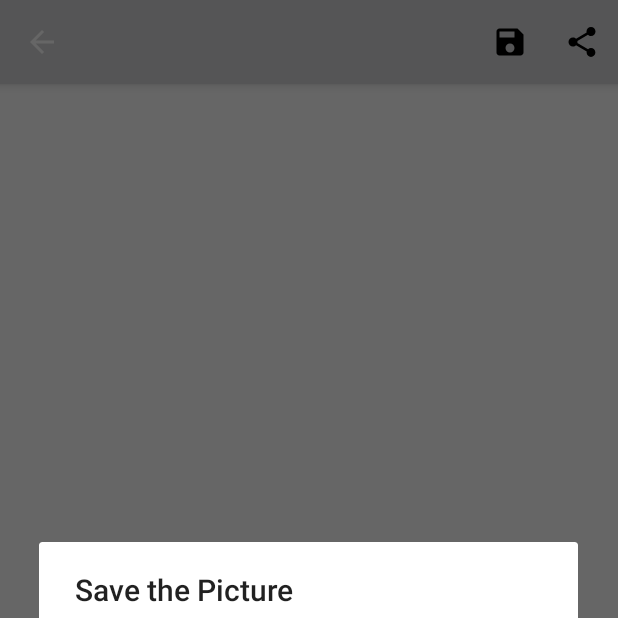
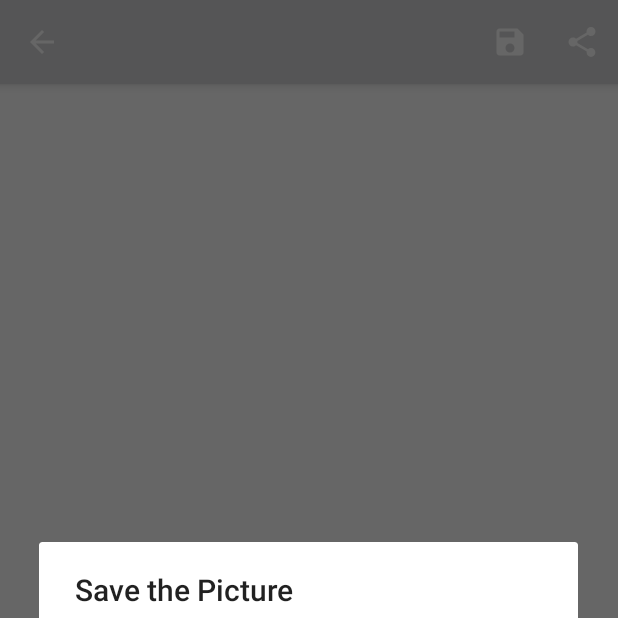
Before and after one commit to benikalonga/DogApiKotlin, an Android app: the DogDetailFragment screen opened through its navigation route, after a tap on "Save", on a phone screen of 412 x 824 dp, the top half of it. Run offline under Robolectric (Android 15) with nearby library versions, the phone set to English and light mode, and no system bars; our stand-ins replace data binding, navigation-ui; plain views replace PhotoView; pictures from the network do not load; 1 statement that could not run was skipped.

Commit message:
Second Commit

```diff
--- a/app/src/main/AndroidManifest.xml
+++ b/app/src/main/AndroidManifest.xml
@@ -32,11 +32,11 @@
             android:exported="true"
             android:screenOrientation="portrait"
             android:theme="@style/Theme.BeniDogApp.NoActionBar">
-            <!--<intent-filter>
+            <intent-filter>
                 <action android:name="android.intent.action.MAIN" />
 
                 <category android:name="android.intent.category.LAUNCHER" />
-            </intent-filter>-->
+            </intent-filter>
         </activity>
     </application>
 
--- a/app/src/main/java/beni/thedelta/benidogapp/breed/BreedFragment.kt
+++ b/app/src/main/java/beni/thedelta/benidogapp/breed/BreedFragment.kt
@@ -1,6 +1,7 @@
 package beni.thedelta.benidogapp.breed
 
 import android.os.Bundle
+import android.util.Log
 import android.view.LayoutInflater
 import android.view.View
 import android.view.ViewGroup
@@ -9,6 +10,7 @@ import androidx.core.os.bundleOf
 import androidx.fragment.app.Fragment
 import androidx.lifecycle.ViewModelProvider
 import androidx.navigation.fragment.findNavController
+import androidx.recyclerview.widget.RecyclerView
 import androidx.recyclerview.widget.StaggeredGridLayoutManager
 import beni.thedelta.benidogapp.R
 import beni.thedelta.benidogapp.databinding.FragmentBreedBinding
@@ -22,6 +24,7 @@ class BreedFragment : Fragment() {
     private lateinit var viewModel: BreedViewModel
     private lateinit var binding: FragmentBreedBinding
     private lateinit var adapter: BreedAdapter
+    private lateinit var breeds: List<Breed>
 
     override fun onCreateView(
         inflater: LayoutInflater,
@@ -48,7 +51,10 @@ class BreedFragment : Fragment() {
         adapter = BreedAdapter(layoutInflater) {
             //On Item Clicked
             //Start Breed Fragment After One Second
-            findNavController().navigate(R.id.action_to_DogFragment, bundleOf(Breed::class.java.simpleName to it.designation, "list" to it.list))
+            findNavController().navigate(
+                R.id.action_to_DogFragment,
+                bundleOf(Breed::class.java.simpleName to it.designation, "list" to it.list)
+            )
         }
         initViews()
 
@@ -94,4 +100,5 @@ class BreedFragment : Fragment() {
             StaggeredGridLayoutManager(2, StaggeredGridLayoutManager.VERTICAL)
         binding.recyclerBreeds.adapter = adapter
     }
+
 }
--- a/app/src/main/java/beni/thedelta/benidogapp/dogdetail/DogDetailViewModel.kt
+++ b/app/src/main/java/beni/thedelta/benidogapp/dogdetail/DogDetailViewModel.kt
@@ -30,7 +30,7 @@ class DogDetailViewModel : ViewModel() {
 
     fun savePhoto(context : Context, url: String, function: (Boolean) -> Unit) {
         getBitmap(context, url){
-            Utils.saveImage(it, url.substring(url.lastIndexOf("/")), function)
+            Utils.saveImage(it, url.substring(url.lastIndexOf("/")+1), function)
         }
     }
 
--- a/app/src/main/res/drawable/ic_save.xml
+++ b/app/src/main/res/drawable/ic_save.xml
@@ -1,5 +1,10 @@
-<vector android:height="24dp" android:tint="#000000"
-    android:viewportHeight="24" android:viewportWidth="24"
-    android:width="24dp" xmlns:android="http://schemas.android.com/apk/res/android">
-    <path android:fillColor="@android:color/white" android:pathData="M17,3L5,3c-1.11,0 -2,0.9 -2,2v14c0,1.1 0.89,2 2,2h14c1.1,0 2,-0.9 2,-2L21,7l-4,-4zM12,19c-1.66,0 -3,-1.34 -3,-3s1.34,-3 3,-3 3,1.34 3,3 -1.34,3 -3,3zM15,9L5,9L5,5h10v4z"/>
+<vector xmlns:android="http://schemas.android.com/apk/res/android"
+    android:width="24dp"
+    android:height="24dp"
+    android:tint="#ffffff"
+    android:viewportWidth="24"
+    android:viewportHeight="24">
+    <path
+        android:fillColor="@android:color/white"
+        android:pathData="M17,3L5,3c-1.11,0 -2,0.9 -2,2v14c0,1.1 0.89,2 2,2h14c1.1,0 2,-0.9 2,-2L21,7l-4,-4zM12,19c-1.66,0 -3,-1.34 -3,-3s1.34,-3 3,-3 3,1.34 3,3 -1.34,3 -3,3zM15,9L5,9L5,5h10v4z" />
 </vector>
--- a/app/src/main/res/drawable/ic_share.xml
+++ b/app/src/main/res/drawable/ic_share.xml
@@ -1,5 +1,10 @@
-<vector android:height="24dp" android:tint="#000000"
-    android:viewportHeight="24" android:viewportWidth="24"
-    android:width="24dp" xmlns:android="http://schemas.android.com/apk/res/android">
-    <path android:fillColor="@android:color/white" android:pathData="M18,16.08c-0.76,0 -1.44,0.3 -1.96,0.77L8.91,12.7c0.05,-0.23 0.09,-0.46 0.09,-0.7s-0.04,-0.47 -0.09,-0.7l7.05,-4.11c0.54,0.5 1.25,0.81 2.04,0.81 1.66,0 3,-1.34 3,-3s-1.34,-3 -3,-3 -3,1.34 -3,3c0,0.24 0.04,0.47 0.09,0.7L8.04,9.81C7.5,9.31 6.79,9 6,9c-1.66,0 -3,1.34 -3,3s1.34,3 3,3c0.79,0 1.5,-0.31 2.04,-0.81l7.12,4.16c-0.05,0.21 -0.08,0.43 -0.08,0.65 0,1.61 1.31,2.92 2.92,2.92 1.61,0 2.92,-1.31 2.92,-2.92s-1.31,-2.92 -2.92,-2.92z"/>
+<vector xmlns:android="http://schemas.android.com/apk/res/android"
+    android:width="24dp"
+    android:height="24dp"
+    android:tint="#ffffff"
+    android:viewportWidth="24"
+    android:viewportHeight="24">
+    <path
+        android:fillColor="@android:color/white"
+        android:pathData="M18,16.08c-0.76,0 -1.44,0.3 -1.96,0.77L8.91,12.7c0.05,-0.23 0.09,-0.46 0.09,-0.7s-0.04,-0.47 -0.09,-0.7l7.05,-4.11c0.54,0.5 1.25,0.81 2.04,0.81 1.66,0 3,-1.34 3,-3s-1.34,-3 -3,-3 -3,1.34 -3,3c0,0.24 0.04,0.47 0.09,0.7L8.04,9.81C7.5,9.31 6.79,9 6,9c-1.66,0 -3,1.34 -3,3s1.34,3 3,3c0.79,0 1.5,-0.31 2.04,-0.81l7.12,4.16c-0.05,0.21 -0.08,0.43 -0.08,0.65 0,1.61 1.31,2.92 2.92,2.92 1.61,0 2.92,-1.31 2.92,-2.92s-1.31,-2.92 -2.92,-2.92z" />
 </vector>
--- a/app/src/main/res/layout/fragment_breed.xml
+++ b/app/src/main/res/layout/fragment_breed.xml
@@ -69,7 +69,8 @@
                     <androidx.recyclerview.widget.RecyclerView
                         android:id="@+id/recyclerBreeds"
                         android:layout_width="match_parent"
-                        android:layout_height="wrap_content" />
+                        android:layout_height="wrap_content"
+                        />
 
                     <LinearLayout
                         android:id="@+id/frameLoading"
@@ -90,7 +91,8 @@
                             android:layout_width="wrap_content"
                             android:layout_height="wrap_content"
                             android:text="@string/loading"
-                            android:textColor="@color/grey_500" />
+                            android:textColor="@color/grey_500"
+                            />
                     </LinearLayout>
                 </FrameLayout>
 
--- a/app/src/main/res/mipmap-anydpi-v26/ic_launcher.xml
+++ b/app/src/main/res/mipmap-anydpi-v26/ic_launcher.xml
@@ -1,5 +1,5 @@
 <?xml version="1.0" encoding="utf-8"?>
 <adaptive-icon xmlns:android="http://schemas.android.com/apk/res/android">
     <background android:drawable="@color/ic_launcher_background"/>
-    <foreground android:drawable="@mipmap/ic_launcher"/>
+    <foreground android:drawable="@mipmap/ic_launcher_round"/>
 </adaptive-icon>
--- a/app/src/main/res/mipmap-anydpi-v26/ic_launcher_round.xml
+++ b/app/src/main/res/mipmap-anydpi-v26/ic_launcher_round.xml
@@ -1,5 +1,5 @@
 <?xml version="1.0" encoding="utf-8"?>
 <adaptive-icon xmlns:android="http://schemas.android.com/apk/res/android">
     <background android:drawable="@color/ic_launcher_background"/>
-    <foreground android:drawable="@mipmap/ic_launcher"/>
+    <foreground android:drawable="@drawable/ic_thedelta"/>
 </adaptive-icon>
```
Also changed, not shown: app/src/main/java/beni/thedelta/benidogapp/dog/DogFragment.kt (+64 -14 lines), app/src/main/java/beni/thedelta/benidogapp/plus/Utils.kt (+4 -4 lines), app/src/main/res/drawable-v24/ic_launcher_foreground.xml (deleted, +0 -30 lines), app/src/main/res/layout/fragment_dog.xml (+16 -2 lines), app/src/main/res/layout/item_breed.xml (+4 -4 lines).
